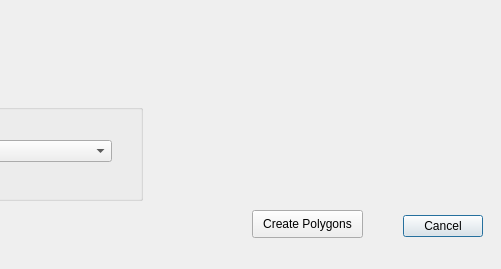
strpaw/QGIS3-Plugin-PolygonsFromCSV, file polygons_from_csv/polygons_from_csv_dialog_base.ui: the form before one commit; both pictures show x 488 to 989 and y 0 to 269 of the 989 by 269 pixel window.
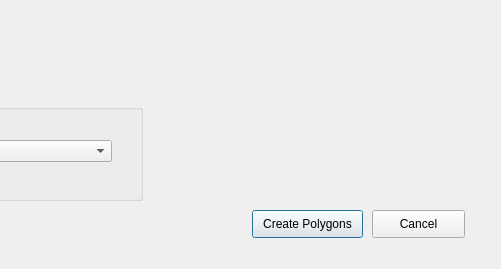
The form after the commit. Custom widgets are drawn as their Qt base class.

Commit message: Add custom Cancel button to close dialog

The edit to the form file:
```diff
--- a/polygons_from_csv/polygons_from_csv_dialog_base.ui
+++ b/polygons_from_csv/polygons_from_csv_dialog_base.ui
@@ -13,22 +13,6 @@
   <property name="windowTitle">
    <string>PolygonsFromCSV</string>
   </property>
-  <widget class="QDialogButtonBox" name="button_box">
-   <property name="geometry">
-    <rect>
-     <x>630</x>
-     <y>210</y>
-     <width>341</width>
-     <height>32</height>
-    </rect>
-   </property>
-   <property name="orientation">
-    <enum>Qt::Horizontal</enum>
-   </property>
-   <property name="standardButtons">
-    <set>QDialogButtonBox::Cancel</set>
-   </property>
-  </widget>
   <widget class="QgsFileWidget" name="mQgsFileWidgetInputFile">
    <property name="enabled">
     <bool>true</bool>
@@ -186,6 +170,19 @@
     </property>
    </widget>
   </widget>
+  <widget class="QPushButton" name="pushButtonCancel">
+   <property name="geometry">
+    <rect>
+     <x>860</x>
+     <y>210</y>
+     <width>93</width>
+     <height>28</height>
+    </rect>
+   </property>
+   <property name="text">
+    <string>Cancel</string>
+   </property>
+  </widget>
  </widget>
  <customwidgets>
   <customwidget>
```
Left out of the diff: 35 changed lines with no effect on the pictures. The commit also changes 1 other file.
